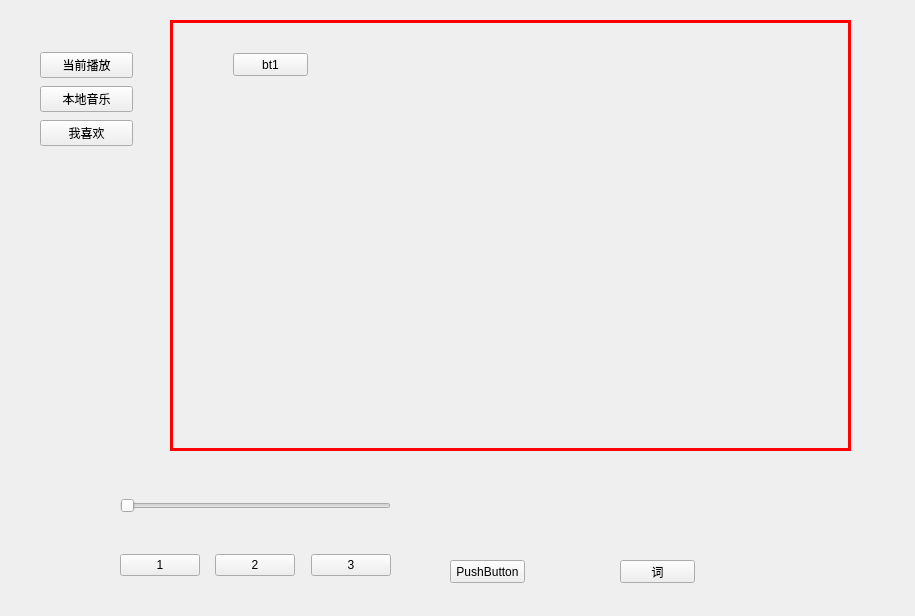
Qt form qtmusic/mainwidget.ui (jianba/qtmusic) before a commit.
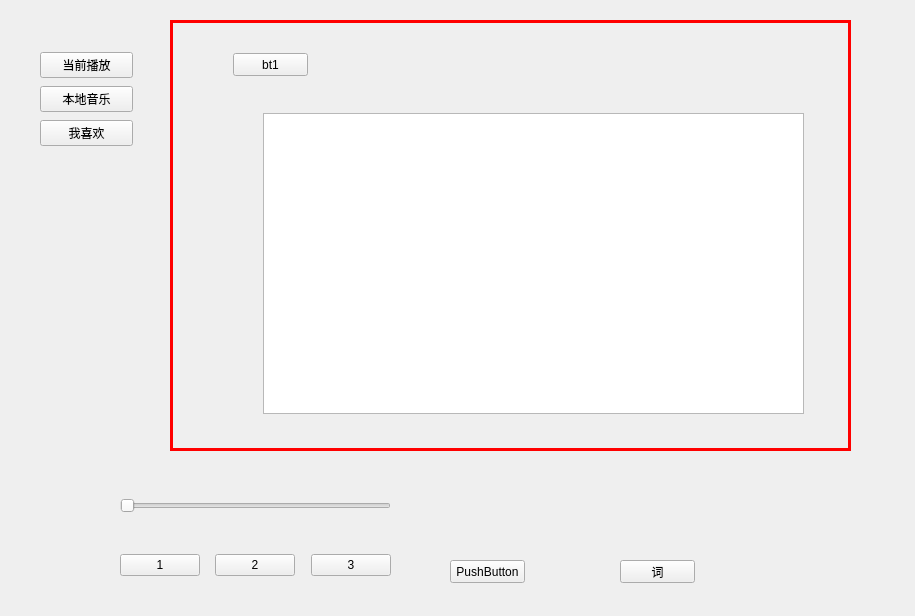
The same form after that commit. The open tabs and pages were chosen to show the change. Custom widgets are drawn as their Qt base class.

Diff of the .ui file:
```diff
--- a/qtmusic/mainwidget.ui
+++ b/qtmusic/mainwidget.ui
@@ -42,6 +42,16 @@
       <string>bt1</string>
      </property>
     </widget>
+    <widget class="MusicListWidget" name="playListWidget">
+     <property name="geometry">
+      <rect>
+       <x>90</x>
+       <y>90</y>
+       <width>541</width>
+       <height>301</height>
+      </rect>
+     </property>
+    </widget>
    </widget>
    <widget class="QWidget" name="page_2">
     <widget class="QPushButton" name="pushButton">
```
Left out of the diff: 10 changed lines with no effect on the pictures.
